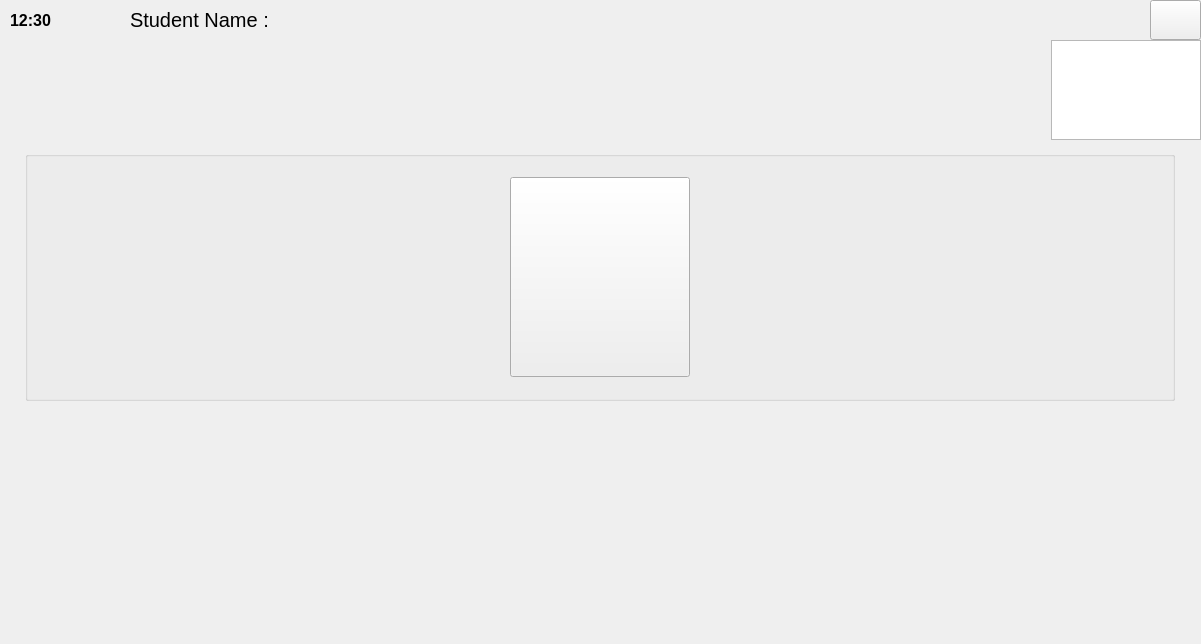
Old version of the form student.ui in the repository dkithmal/BinduProjectStudent.
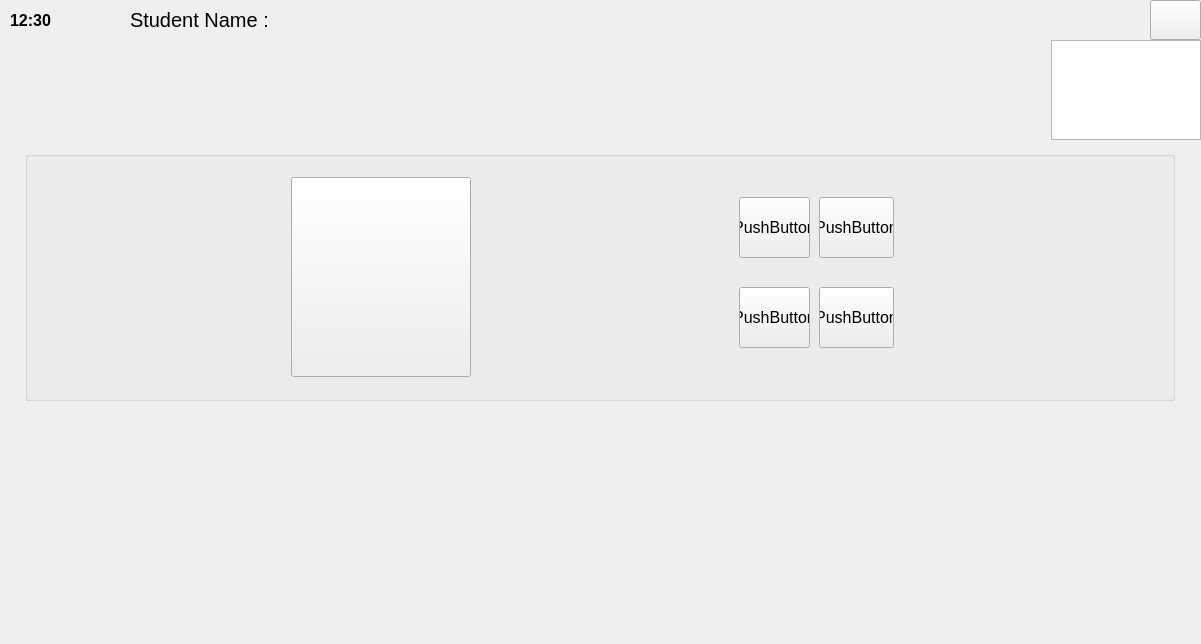
New version of the form.

Patch:
```diff
--- a/student.ui
+++ b/student.ui
@@ -354,12 +354,18 @@
              <height>200</height>
             </size>
            </property>
+           <property name="maximumSize">
+            <size>
+             <width>180</width>
+             <height>200</height>
+            </size>
+           </property>
            <property name="text">
             <string/>
            </property>
           </widget>
          </item>
-         <item row="0" column="2">
+         <item row="0" column="4">
           <spacer name="horizontalSpacer_6">
            <property name="orientation">
             <enum>Qt::Horizontal</enum>
@@ -372,6 +378,81 @@
            </property>
           </spacer>
          </item>
+         <item row="0" column="3">
+          <widget class="QWidget" name="widget_2" native="true">
+           <property name="minimumSize">
+            <size>
+             <width>180</width>
+             <height>200</height>
+            </size>
+           </property>
+           <widget class="QPushButton" name="pushButton">
+            <property name="geometry">
+             <rect>
+              <x>10</x>
+              <y>20</y>
+              <width>71</width>
+              <height>61</height>
+             </rect>
+            </property>
+            <property name="text">
+             <string>PushButton</string>
+            </property>
+           </widget>
+           <widget class="QPushButton" name="pushButton_2">
+            <property name="geometry">
+             <rect>
+              <x>90</x>
+              <y>20</y>
+              <width>75</width>
+              <height>61</height>
+             </rect>
+            </property>
+            <property name="text">
+             <string>PushButton</string>
+            </property>
+           </widget>
+           <widget class="QPushButton" name="pushButton_3">
+            <property name="geometry">
+             <rect>
+              <x>10</x>
+              <y>110</y>
+              <width>71</width>
+              <height>61</height>
+             </rect>
+            </property>
+            <property name="text">
+             <string>PushButton</string>
+            </property>
+           </widget>
+           <widget class="QPushButton" name="pushButton_4">
+            <property name="geometry">
+             <rect>
+              <x>90</x>
+              <y>110</y>
+              <width>75</width>
+              <height>61</height>
+             </rect>
+            </property>
+            <property name="text">
+             <string>PushButton</string>
+            </property>
+           </widget>
+          </widget>
+         </item>
+         <item row="0" column="2">
+          <spacer name="horizontalSpacer_10">
+           <property name="orientation">
+            <enum>Qt::Horizontal</enum>
+           </property>
+           <property name="sizeHint" stdset="0">
+            <size>
+             <width>40</width>
+             <height>20</height>
+            </size>
+           </property>
+          </spacer>
+         </item>
         </layout>
        </widget>
       </item>
```
